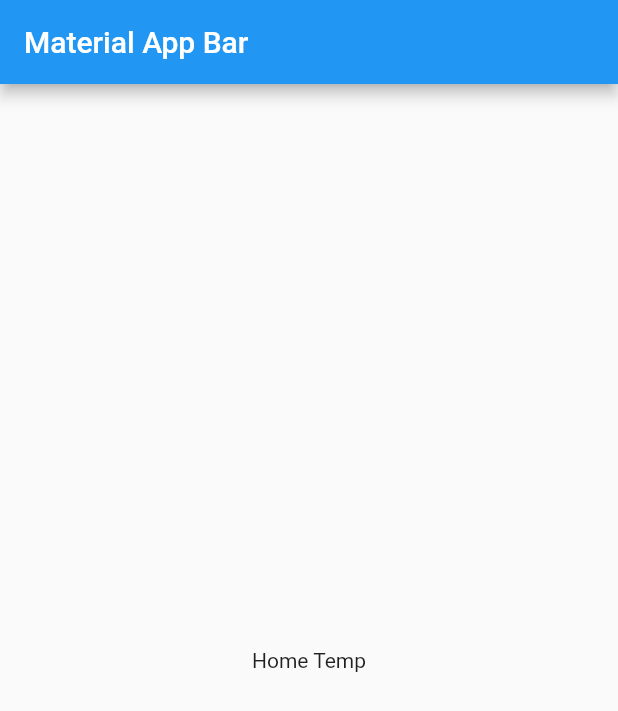
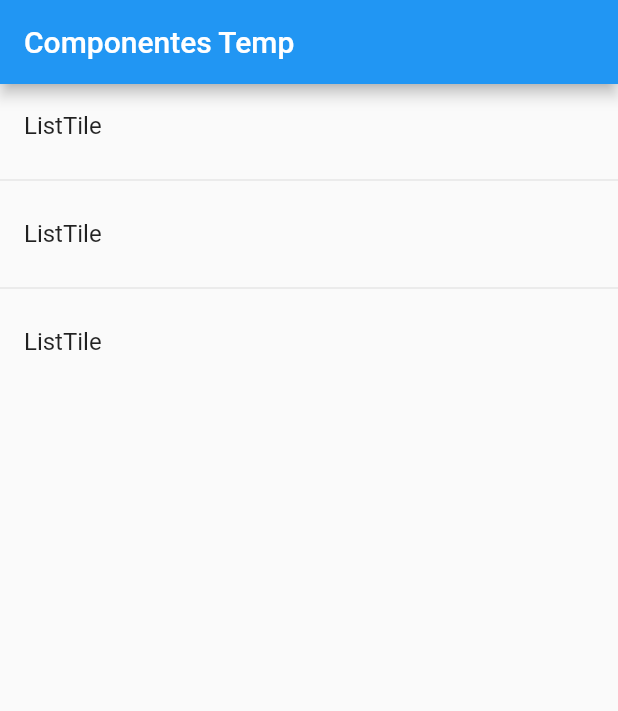
Before and after one commit to GregVaz/ComponentesFlutterApp, a Flutter app: the screen it shows after launch, on a phone screen of 412 x 824 dp. Shown: the top 711 px of the screen. Run offline on Flutter 3.47's test engine with Material 2 defaults, Android fonts, the phone set to English and light mode, and no system bars.

Commit message:
Practica con componente ListView

```diff
--- a/lib/main.dart
+++ b/lib/main.dart
@@ -9,12 +9,7 @@ class MyApp extends StatelessWidget {
     return MaterialApp(
       title: 'Material App',
       debugShowCheckedModeBanner: false,
-      home: Scaffold(
-        appBar: AppBar(
-          title: Text('Material App Bar'),
-        ),
-        body: HomePageTemp()
-      ),
+      home: HomePageTemp()
     );
   }
 }
--- a/lib/src/pages/home_temp.dart
+++ b/lib/src/pages/home_temp.dart
@@ -4,8 +4,25 @@ class HomePageTemp extends StatelessWidget {
 
   @override
   Widget build(BuildContext context) {
-    return Center(
-      child: Text('Home Temp'),
+    return Scaffold(
+      appBar: AppBar(
+        title: Text('Componentes Temp'),
+      ),
+      body: ListView(
+        children: <Widget>[
+          ListTile(
+            title: Text('ListTile'),
+          ),
+          Divider(),
+          ListTile(
+            title: Text('ListTile'),
+          ),
+          Divider(),
+          ListTile(
+            title: Text('ListTile'),
+          ),
+        ],
+      ),
     );
   }
 
```
